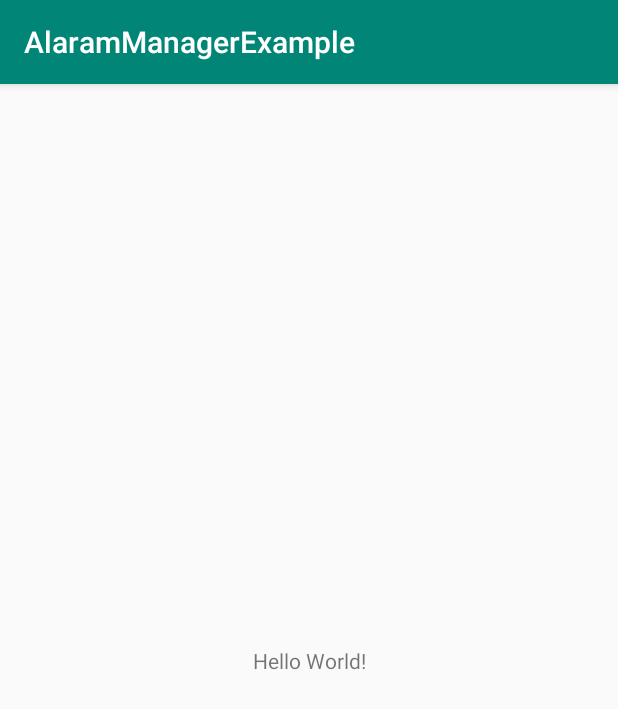
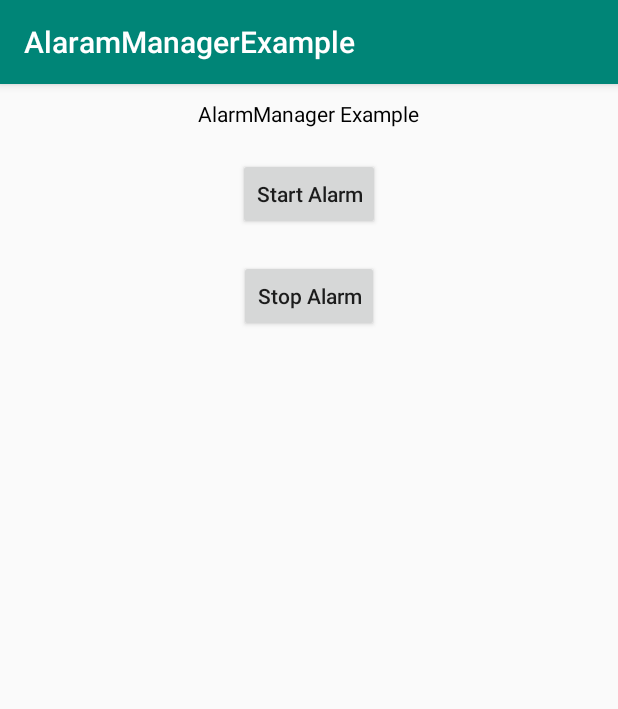
Before and after one commit to Saurabh-12/WorkManagerAndroidExample, an Android app: the screen it shows after launch (MainActivity), on a phone screen of 412 x 824 dp. Shown: the top 709 px of the screen. Run offline under Robolectric (Android 15) with nearby library versions, the light colour scheme and no system bars.

Commit message:
AlarmManager Example

```diff
--- a/alaramexamp/src/main/java/com/sks/alaram/example/MainActivity.java
+++ b/alaramexamp/src/main/java/com/sks/alaram/example/MainActivity.java
@@ -3,12 +3,79 @@
 import androidx.appcompat.app.AppCompatActivity;
 
 import android.os.Bundle;
+import android.view.View;
+import android.app.AlarmManager;
+import android.app.PendingIntent;
+import android.content.ComponentName;
+import android.content.Context;
+import android.content.Intent;
+import android.content.pm.PackageManager;
+import android.os.Bundle;
+import android.util.Log;
+import android.view.View;
+import android.widget.Button;
+
+import java.util.Calendar;
 
 public class MainActivity extends AppCompatActivity {
+    private static final String TAG = "Saurabh";
+    AlarmManager alarmManager;
+    PendingIntent pendingIntent;
+    int uniqueInt;
 
     @Override
     protected void onCreate(Bundle savedInstanceState) {
         super.onCreate(savedInstanceState);
         setContentView(R.layout.activity_main);
+
+        alarmManager = (AlarmManager)getSystemService(Context.ALARM_SERVICE);
+        uniqueInt = (int) (System.currentTimeMillis() & 0xfffffff);
+        Intent intent = new Intent(MainActivity.this, AlarmReceiver.class);
+        pendingIntent = PendingIntent.getBroadcast(this, uniqueInt, intent,
+                PendingIntent.FLAG_UPDATE_CURRENT);
+
+    }
+
+    public void startAlarm(View view) {
+        setAlarm();
+    }
+
+    public void stopAlarm(View view) {
+        cancelAlarm();
+    }
+
+
+    private void setAlarm() {
+        Log.d(TAG, "AlarmReceiver set");
+        // Set the alarm to start at approximately 11:59 p.m.
+        Calendar calendar = Calendar.getInstance();
+        calendar.setTimeInMillis(System.currentTimeMillis());
+        calendar.set(Calendar.HOUR_OF_DAY, 23);
+        calendar.set(Calendar.MINUTE, 59);
+        calendar.set(Calendar.SECOND, 0);
+
+
+        alarmManager.setRepeating(AlarmManager.RTC_WAKEUP, calendar.getTimeInMillis(),
+                AlarmManager.INTERVAL_DAY, pendingIntent);
+
+
+        // Enable BootReceiver Component
+        setBootReceiverEnabled(PackageManager.COMPONENT_ENABLED_STATE_ENABLED);
+    }
+
+    private void cancelAlarm() {
+        Log.d(TAG, "AlarmReceiver cancelled");
+        alarmManager.cancel(pendingIntent);
+
+        // Disable BootReceiver Component
+        setBootReceiverEnabled(PackageManager.COMPONENT_ENABLED_STATE_DISABLED);
+    }
+
+    private void setBootReceiverEnabled(int componentEnabledState) {
+        ComponentName componentName = new ComponentName(this, BootReceiver.class);
+        PackageManager packageManager = getPackageManager();
+        packageManager.setComponentEnabledSetting(componentName,
+                componentEnabledState,
+                PackageManager.DONT_KILL_APP);
     }
 }
--- a/alaramexamp/src/main/res/layout/activity_main.xml
+++ b/alaramexamp/src/main/res/layout/activity_main.xml
@@ -1,18 +1,37 @@
 <?xml version="1.0" encoding="utf-8"?>
-<androidx.constraintlayout.widget.ConstraintLayout xmlns:android="http://schemas.android.com/apk/res/android"
-    xmlns:app="http://schemas.android.com/apk/res-auto"
+<LinearLayout xmlns:android="http://schemas.android.com/apk/res/android"
     xmlns:tools="http://schemas.android.com/tools"
     android:layout_width="match_parent"
     android:layout_height="match_parent"
+    android:orientation="vertical"
     tools:context=".MainActivity">
 
     <TextView
         android:layout_width="wrap_content"
         android:layout_height="wrap_content"
-        android:text="Hello World!"
-        app:layout_constraintBottom_toBottomOf="parent"
-        app:layout_constraintLeft_toLeftOf="parent"
-        app:layout_constraintRight_toRightOf="parent"
-        app:layout_constraintTop_toTopOf="parent" />
+        android:layout_margin="10dp"
+        android:layout_gravity="center"
+        android:textColor="#000"
+        android:text="AlarmManager Example"/>
 
-</androidx.constraintlayout.widget.ConstraintLayout>
+    <Button
+        android:text="Start Alarm"
+        android:id="@+id/setAlarmButton"
+        android:layout_height="wrap_content"
+        android:layout_width="wrap_content"
+        android:layout_margin="10dp"
+        android:layout_gravity="center"
+        android:onClick="startAlarm"
+        android:textAllCaps="false"/>
+
+    <Button
+        android:text="Stop Alarm"
+        android:id="@+id/cancelAlarmButton"
+        android:layout_width="wrap_content"
+        android:layout_height="wrap_content"
+        android:onClick="stopAlarm"
+        android:layout_margin="10dp"
+        android:layout_gravity="center"
+        android:textAllCaps="false"/>
+
+</LinearLayout>
```
Also changed, not shown: alaramexamp/src/main/AndroidManifest.xml (+15 -0 lines), alaramexamp/src/main/java/com/sks/alaram/example/AlarmReceiver.java (added, +19 -0 lines), alaramexamp/src/main/java/com/sks/alaram/example/BootReceiver.java (added, +70 -0 lines).
